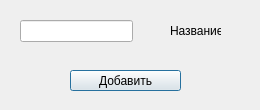
The window that ui/dialogs/dlg_add_clm.ui (onel6un/asphprod) describes before a commit, drawn with Qt 5.
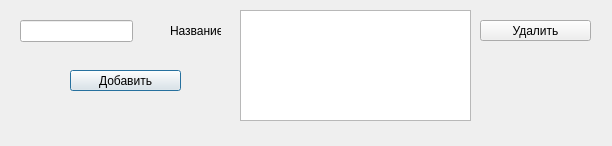
The same window after the commit.

Patch:
```diff
--- a/ui/dialogs/dlg_add_clm.ui
+++ b/ui/dialogs/dlg_add_clm.ui
@@ -6,8 +6,8 @@
    <rect>
     <x>0</x>
     <y>0</y>
-    <width>260</width>
-    <height>110</height>
+    <width>612</width>
+    <height>146</height>
    </rect>
   </property>
   <property name="windowTitle">
@@ -49,6 +49,29 @@
     <string>Добавить</string>
    </property>
   </widget>
+  <widget class="QPushButton" name="btnDel">
+   <property name="geometry">
+    <rect>
+     <x>480</x>
+     <y>20</y>
+     <width>111</width>
+     <height>21</height>
+    </rect>
+   </property>
+   <property name="text">
+    <string>Удалить</string>
+   </property>
+  </widget>
+  <widget class="QListWidget" name="lstClm">
+   <property name="geometry">
+    <rect>
+     <x>240</x>
+     <y>10</y>
+     <width>231</width>
+     <height>111</height>
+    </rect>
+   </property>
+  </widget>
  </widget>
  <resources/>
  <connections/>
```
